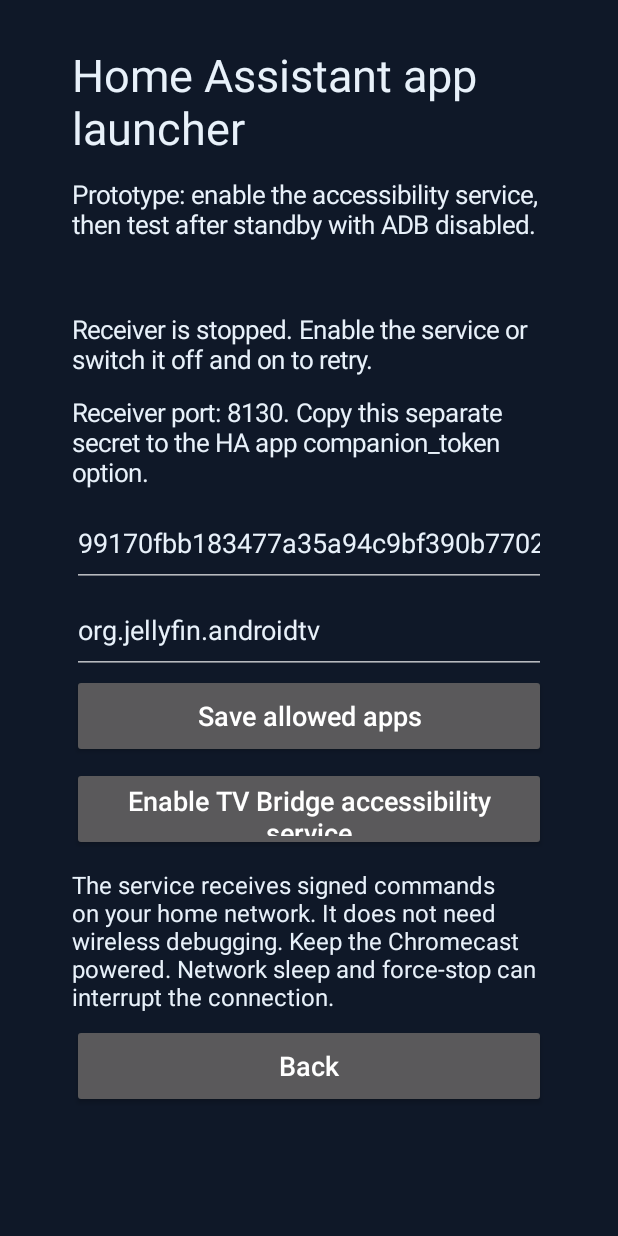
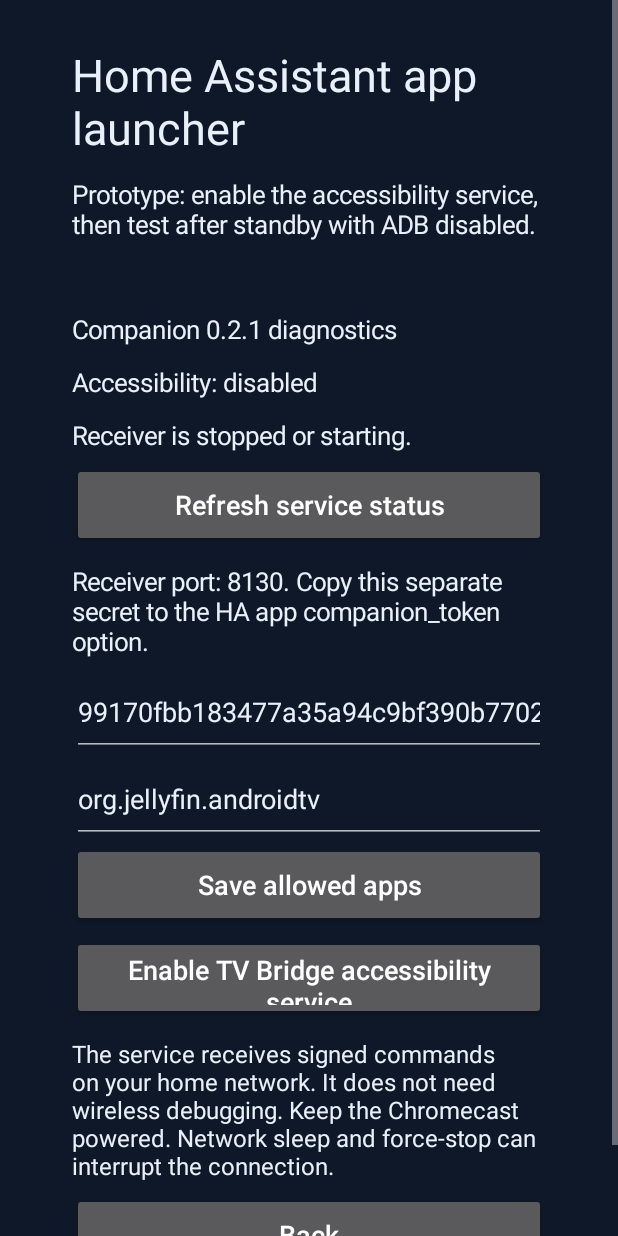
Before and after one commit to Cozoif/tv-launcher-bridge-ha, an Android app: the screen it shows after launch (MainActivity), after a tap on "Remote app launcher setup", on a phone screen of 412 x 824 dp. Run offline under Robolectric (Android 15) with nearby library versions, the phone set to English and light mode, and no system bars.

Commit message:
Publish companion 0.2.1 APK with accessibility lifecycle diagnostics

```diff
--- a/android-tv/build.gradle
+++ b/android-tv/build.gradle
@@ -6,8 +6,8 @@ android {
         applicationId 'local.tvbridge.companion'
         minSdk 26
         targetSdk 35
-        versionCode 2
-        versionName '0.2.0'
+        versionCode 3
+        versionName '0.2.1'
     }
     compileOptions {
         sourceCompatibility JavaVersion.VERSION_17
--- a/android-tv/src/main/AndroidManifest.xml
+++ b/android-tv/src/main/AndroidManifest.xml
@@ -6,7 +6,7 @@
         <intent><action android:name="android.intent.action.MAIN" /><category android:name="android.intent.category.LEANBACK_LAUNCHER" /></intent>
         <intent><action android:name="android.intent.action.MAIN" /><category android:name="android.intent.category.LAUNCHER" /></intent>
     </queries>
-    <application android:label="TV Bridge" android:theme="@android:style/Theme.Material.NoActionBar" android:banner="@drawable/banner" android:icon="@drawable/banner" android:usesCleartextTraffic="true" android:allowBackup="false">
+    <application android:name=".BridgeApplication" android:label="TV Bridge" android:theme="@android:style/Theme.Material.NoActionBar" android:banner="@drawable/banner" android:icon="@drawable/banner" android:usesCleartextTraffic="true" android:allowBackup="false">
         <service android:name=".LaunchService" android:permission="android.permission.BIND_ACCESSIBILITY_SERVICE" android:exported="true">
             <intent-filter><action android:name="android.accessibilityservice.AccessibilityService" /></intent-filter>
             <meta-data android:name="android.accessibilityservice" android:resource="@xml/launch_accessibility" />
--- /dev/null
+++ b/android-tv/src/main/java/local/tvbridge/companion/BridgeApplication.java
@@ -0,0 +1,27 @@
+package local.tvbridge.companion;
+
+import android.app.Application;
+
+/** Persist crash class and code locations only. Never include request bodies or secret values. */
+public class BridgeApplication extends Application {
+    @Override public void onCreate() {
+        super.onCreate();
+        Thread.UncaughtExceptionHandler previous = Thread.getDefaultUncaughtExceptionHandler();
+        Thread.setDefaultUncaughtExceptionHandler((thread, error) -> {
+            StringBuilder detail = new StringBuilder(error.getClass().getSimpleName());
+            int count = 0;
+            for (StackTraceElement frame : error.getStackTrace()) {
+                if (frame.getClassName().startsWith("local.tvbridge.") && count++ < 4)
+                    detail.append(" at ").append(frame.getClassName()).append(".")
+                        .append(frame.getMethodName()).append(":").append(frame.getLineNumber());
+            }
+            getSharedPreferences("bridge", MODE_PRIVATE).edit()
+                .putString("last_crash", detail.toString()).commit();
+            if (previous != null) previous.uncaughtException(thread, error);
+            else {
+                android.os.Process.killProcess(android.os.Process.myPid());
+                System.exit(1);
+            }
+        });
+    }
+}
--- a/android-tv/src/main/java/local/tvbridge/companion/MainActivity.java
+++ b/android-tv/src/main/java/local/tvbridge/companion/MainActivity.java
@@ -25,6 +25,7 @@ public class MainActivity extends Activity {
     private final ExecutorService worker = Executors.newSingleThreadExecutor();
     private final List<Button> networkButtons = new ArrayList<>();
     private boolean busy;
+    private boolean receiverPage;
     private int generation;
     private static final int INK = Color.rgb(232, 241, 250);
 
@@ -35,6 +36,7 @@ public class MainActivity extends Activity {
     }
     private int dp(int n) { return Math.round(n * getResources().getDisplayMetrics().density); }
     private void screen(String title, String subtitle) {
+        receiverPage = false;
         generation++;
         networkButtons.clear();
         ScrollView scroll = new ScrollView(this);
@@ -79,9 +81,39 @@ public class MainActivity extends Activity {
         button("Wireless debugging setup", this::debugging);
         label("Home Assistant connects to the desktop bridge. Keep that computer running. This companion does not replace the bridge or bypass Android app permissions.", 15);
     }
+    @Override protected void onResume() {
+        super.onResume();
+        if (receiverPage) receiver();
+    }
+
+    private boolean receiverEnabled() {
+        android.view.accessibility.AccessibilityManager manager =
+            (android.view.accessibility.AccessibilityManager) getSystemService(ACCESSIBILITY_SERVICE);
+        for (android.accessibilityservice.AccessibilityServiceInfo info :
+                manager.getEnabledAccessibilityServiceList(
+                    android.accessibilityservice.AccessibilityServiceInfo.FEEDBACK_ALL_MASK)) {
+            android.content.pm.ServiceInfo service = info.getResolveInfo().serviceInfo;
+            if (getPackageName().equals(service.packageName)
+                    && LaunchService.class.getName().equals(service.name)) return true;
+        }
+        return false;
+    }
+
     private void receiver() {
         screen("Home Assistant app launcher", "Prototype: enable the accessibility service, then test after standby with ADB disabled.");
-        label(LaunchService.running ? "Receiver is listening." : "Receiver is stopped. Enable the service or switch it off and on to retry.", 17);
+        receiverPage = true;
+        label("Companion 0.2.1 diagnostics", 17);
+        label("Accessibility: " + (receiverEnabled() ? "enabled" : "disabled"), 17);
+        label(LaunchService.running ? "Receiver is listening." : "Receiver is stopped or starting.", 17);
+        long eventTime = prefs.getLong("service_event_time", 0);
+        if (eventTime > 0) label("Last service event: "
+            + prefs.getString("service_event", "") + " at "
+            + java.text.DateFormat.getDateTimeInstance().format(new Date(eventTime)), 15);
+        String error = prefs.getString("service_error", "");
+        if (!error.isEmpty()) label("Receiver error: " + error, 15);
+        String crash = prefs.getString("last_crash", "");
+        if (!crash.isEmpty()) label("Last process crash: " + crash, 15);
+        button("Refresh service status", this::receiver);
         String saved = prefs.getString("receiver_token", "");
         if (saved.isEmpty()) {
             byte[] bytes = new byte[24];
```
Also changed, not shown: android-tv/src/main/java/local/tvbridge/companion/LaunchService.java (+32 -5 lines), 3 other files.
